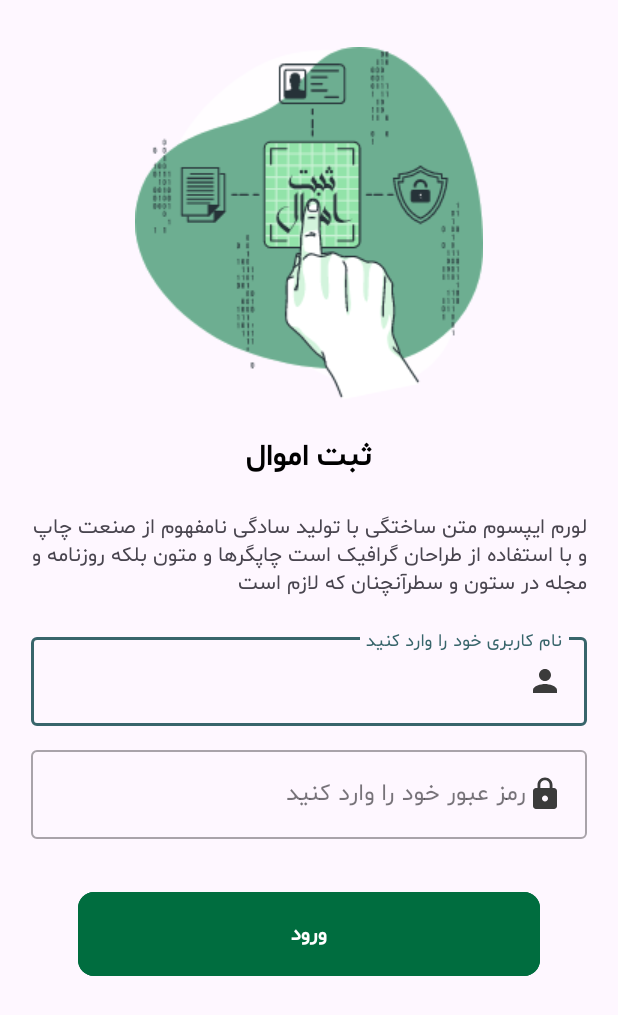
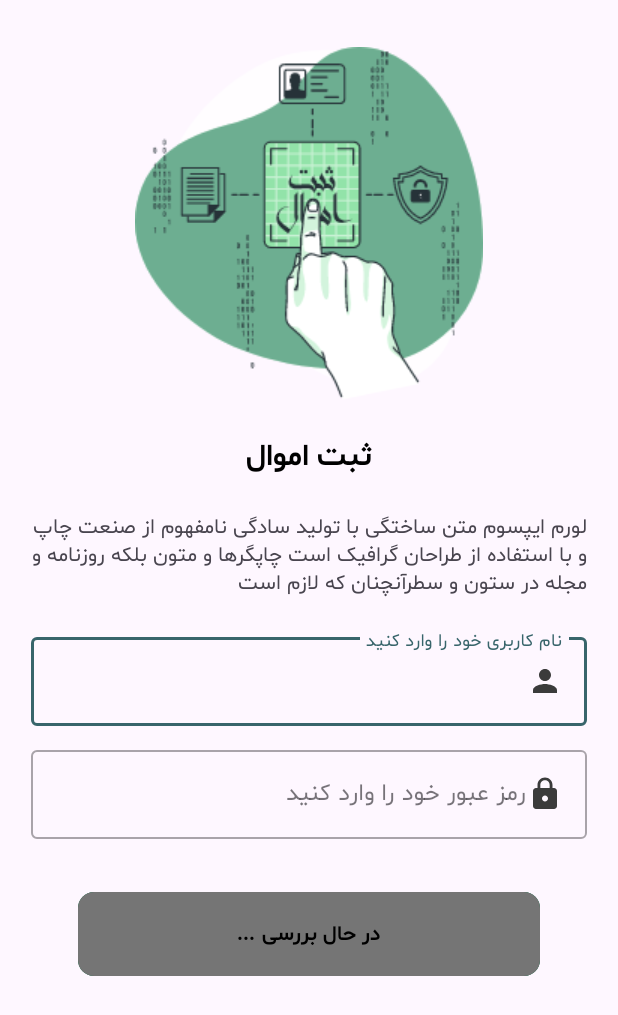
Before and after one commit to arBlueSrc/newsApplication, an Android app: the screen it shows after launch (MainActivity), after a tap on "ورود", on a phone screen of 412 x 824 dp. Shown: the top 1015 px of the screen. Run offline under Robolectric (Android 15) with nearby library versions, the phone set to English and light mode, and no system bars; our stand-ins replace Dagger/Hilt's generated code, data binding, sdp/ssp sizes; libraries missing offline, so code that uses them is left out: com.ihsanbal.logging; 3 statements that could not run were skipped.

Commit message:
loading on login page

```diff
--- a/app/src/main/java/ir/majazi/sabtamval/ui/login/LoginFragment.kt
+++ b/app/src/main/java/ir/majazi/sabtamval/ui/login/LoginFragment.kt
@@ -9,6 +9,7 @@ import androidx.fragment.app.viewModels
 import androidx.navigation.Navigation
 import com.example.global.network.resource.Resource
 import com.example.global.utils.Save
+import com.example.global.utils.extensions.disableButton
 import com.example.global.utils.extensions.launchAndRepeatWithViewLifecycle
 import com.example.global.utils.extensions.toast
 import dagger.hilt.android.AndroidEntryPoint
@@ -35,6 +36,13 @@ class LoginFragment : Fragment() {
         super.onViewCreated(view, savedInstanceState)
         binding.btnLogin.setOnClickListener {
             checkLogin()
+            binding.btnLogin.apply {
+                text = "در حال بررسی ..."
+                disableButton(
+                    backgroundColor = com.example.global.R.color.custom_gray5,
+                    textColor = ir.majazi.sabtamval.R.color.black
+                )
+            }
         }
 
     }
```
